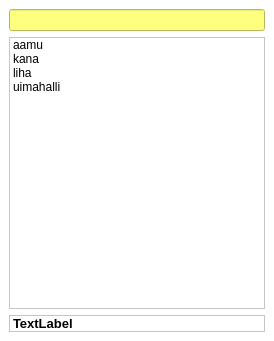
First picture: the form in firuqt/firumainwindow.ui, repository sergburn/firu.qt, before the edit.
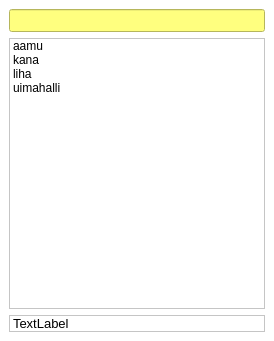
Second picture: the form after the edit.

Patch:
```diff
--- a/firuqt/firumainwindow.ui
+++ b/firuqt/firumainwindow.ui
@@ -23,8 +23,11 @@
      <widget class="QLineEdit" name="editInput" >
       <property name="font" >
        <font>
-        <weight>75</weight>
-        <bold>true</bold>
+        <family>MS Shell Dlg 2</family>
+        <pointsize>10</pointsize>
+        <weight>9</weight>
+        <italic>false</italic>
+        <bold>false</bold>
        </font>
       </property>
       <property name="styleSheet" >
@@ -61,9 +64,11 @@
      <widget class="QLabel" name="laTranslation" >
       <property name="font" >
        <font>
+        <family>MS Shell Dlg 2</family>
         <pointsize>10</pointsize>
-        <weight>75</weight>
-        <bold>true</bold>
+        <weight>9</weight>
+        <italic>false</italic>
+        <bold>false</bold>
        </font>
       </property>
       <property name="frameShape" >
```
Left out of the diff: 3 changed lines with no effect on the pictures.
